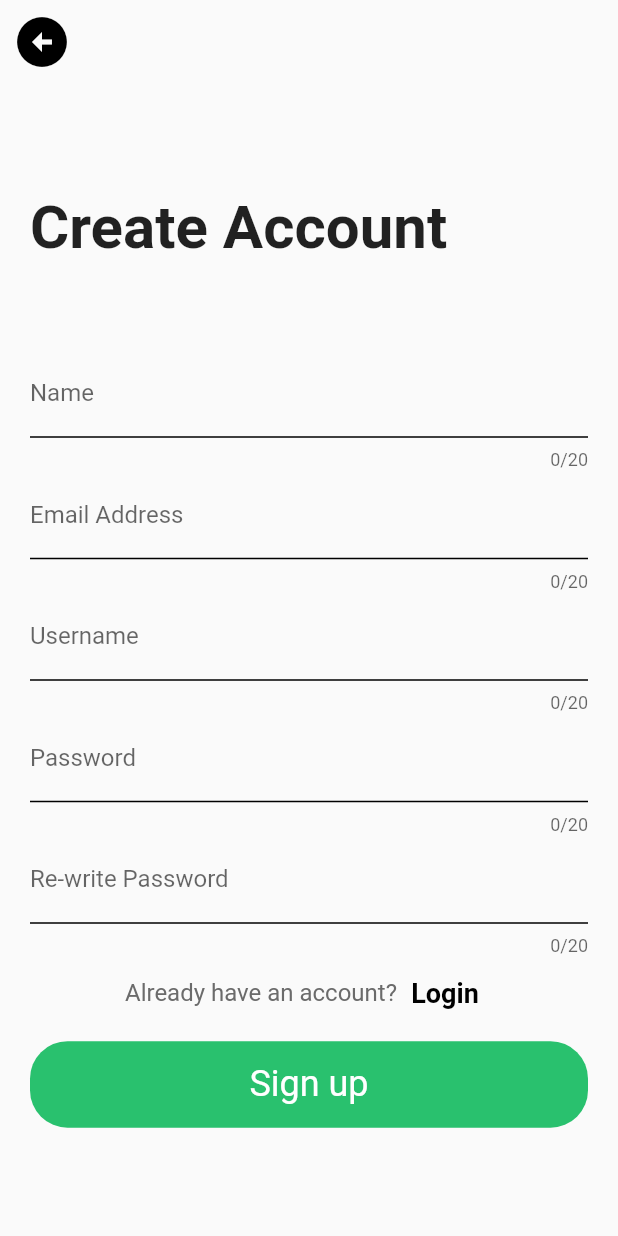
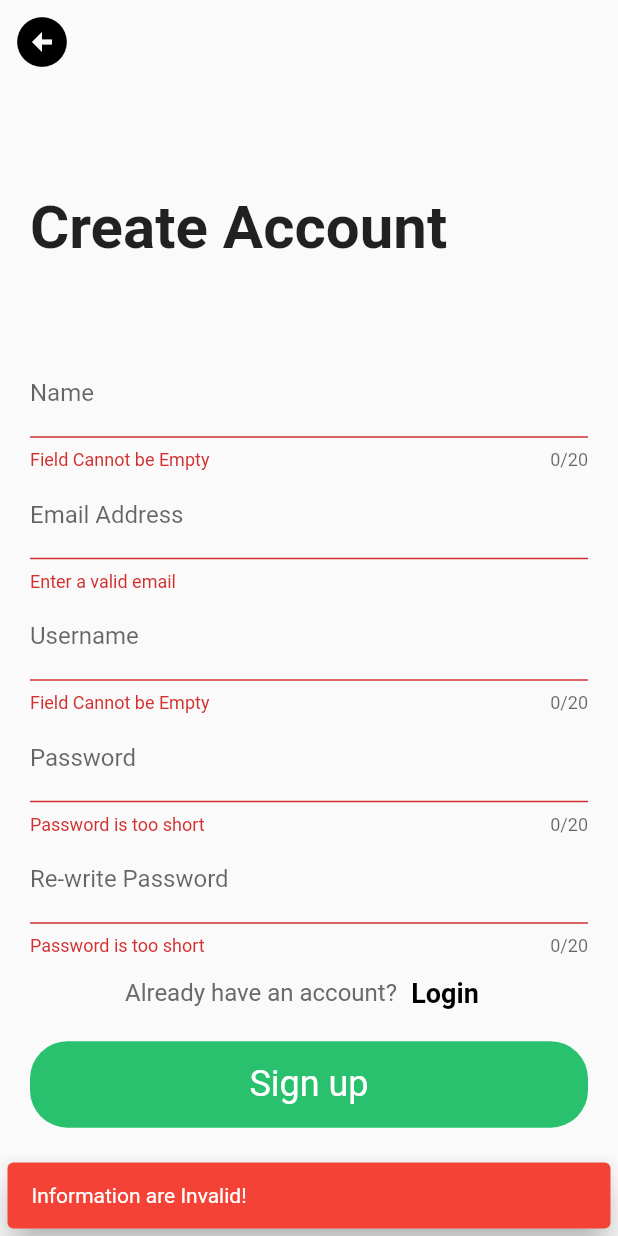
Before and after one commit to bruteForz/client_app, a Flutter app: the SignUpScreenWidget screen opened directly, after a tap on "Sign up", on a phone screen of 412 x 824 dp. Run offline on Flutter 3.47's test engine with Material 2 defaults, Android fonts, the phone set to English and light mode, and no system bars; our stand-ins replace email_validator, firebase_auth, firebase_core; accounts and stored records are empty; network calls fail.

Commit message:
feat(Frontend and Backend): :art: added new features
added firebase auth

```diff
--- /dev/null
+++ b/lib/Constants/snackBarMessages.dart
@@ -0,0 +1,49 @@
+import 'package:flutter/material.dart';
+
+const valFailedSnack = SnackBar(
+  content: Text('Information are Invalid!'),
+  backgroundColor: Colors.red,
+  elevation: 10,
+  behavior: SnackBarBehavior.floating,
+  margin: EdgeInsets.all(5),
+);
+
+const userCreationFailed = SnackBar(
+  content: Text('User Creation Failed!'),
+  backgroundColor: Colors.red,
+  elevation: 10,
+  behavior: SnackBarBehavior.floating,
+  margin: EdgeInsets.all(5),
+);
+
+const userCreationSuccess = SnackBar(
+  content: Text('User Created Successfully'),
+  backgroundColor: Colors.green,
+  elevation: 10,
+  behavior: SnackBarBehavior.floating,
+  margin: EdgeInsets.all(5),
+);
+
+const passwordsMismatch = SnackBar(
+  content: Text('Passwords do not match!'),
+  backgroundColor: Colors.red,
+  elevation: 10,
+  behavior: SnackBarBehavior.floating,
+  margin: EdgeInsets.all(5),
+);
+
+const signInFailed = SnackBar(
+  content: Text('User Sign in Failed!'),
+  backgroundColor: Colors.red,
+  elevation: 10,
+  behavior: SnackBarBehavior.floating,
+  margin: EdgeInsets.all(5),
+);
+
+const signInSuccess = SnackBar(
+  content: Text('User Sign in Success!'),
+  backgroundColor: Colors.green,
+  elevation: 10,
+  behavior: SnackBarBehavior.floating,
+  margin: EdgeInsets.all(5),
+);
--- /dev/null
+++ b/lib/Models/user.model.dart
@@ -0,0 +1,13 @@
+class ClientUser {
+  late String name;
+  late String email;
+  late String userName;
+  late String password;
+
+  ClientUser({
+    name,
+    email,
+    userName,
+    password,
+  });
+}
--- /dev/null
+++ b/lib/Services/auth.service.dart
@@ -0,0 +1,36 @@
+import 'dart:async';
+
+import 'package:client_app/Models/user.model.dart';
+import 'package:firebase_auth/firebase_auth.dart';
+
+class AuthService {
+  final FirebaseAuth _auth = FirebaseAuth.instance;
+
+  ClientUser? _userFromFirebaseUser(User? user) {
+    return user != null ? ClientUser(userName: user.uid) : null;
+  }
+
+  // Register User
+  Future registerUser(ClientUser user) async {
+    try {
+      UserCredential result = await _auth.createUserWithEmailAndPassword(
+          email: user.email, password: user.password);
+      User? firebaseUser = result.user;
+      return _userFromFirebaseUser(firebaseUser);
+    } catch (e) {
+      return null;
+    }
+  }
+
+  // Sign in User
+  Future signInUser(String email, String password) async{
+    try {
+      UserCredential result = await _auth.signInWithEmailAndPassword(email: email, password: password);
+      User? firebaseUser = result.user;
+      print(firebaseUser);
+      return _userFromFirebaseUser(firebaseUser);
+    } catch(e) {
+      return null;
+    }
+  }
+}
--- a/lib/views/signUpScreen.dart
+++ b/lib/views/signUpScreen.dart
@@ -1,11 +1,16 @@
 import 'package:client_app/Constants/fontSizes.dart';
-import 'package:client_app/views/signUpScreen.dart';
+import 'package:client_app/Models/user.model.dart';
 import 'package:flutter/material.dart';
+import 'package:email_validator/email_validator.dart';
 
 import '../Constants/elementColors.dart';
+import '../Services/auth.service.dart';
+import '../Constants/snackBarMessages.dart';
+import 'loginScreen.dart';
 
 class SignUpScreen extends StatelessWidget {
   const SignUpScreen({super.key});
+
 
   @override
   Widget build(BuildContext context) {
@@ -21,24 +26,36 @@ class SignUpScreenWidget extends StatefulWidget {
 }
 
 class _SignUpScreenWidgetState extends State<SignUpScreenWidget> {
+  static final _formKey = GlobalKey<FormState>();
+  final AuthService _auth = AuthService();
+  ClientUser user = ClientUser(
+    name: '',
+    email: '',
+    userName: '',
+    password: '',
+  );
+
   @override
   Widget build(BuildContext context) {
-    bool isPwdVisible = false;
+    // bool isPwdVisible = false;
     var deviceSize = MediaQuery.of(context).size;
+    final nameController = TextEditingController();
+    final emailController = TextEditingController();
     final unameController = TextEditingController();
     final pwdController = TextEditingController();
+    final confPwdController = TextEditingController();
 
-    toggleShowPassword(bool visible) {
-      if (visible) {
-        setState(() {
-          isPwdVisible = false;
-        });
-      } else {
-        setState(() {
-          isPwdVisible = true;
-        });
-      }
-    }
+    // toggleShowPassword(bool visible) {
+    //   if (visible) {
+    //     setState(() {
+    //       isPwdVisible = false;
+    //     });
+    //   } else {
+    //     setState(() {
+    //       isPwdVisible = true;
+    //     });
+    //   }
+    // }
 
     return Scaffold(
       appBar: AppBar(
@@ -59,6 +76,8 @@ class _SignUpScreenWidgetState extends State<SignUpScreenWidget> {
         child: Padding(
           padding: const EdgeInsets.all(20.0),
           child: SingleChildScrollView(
+            child: Form(
+              key: _formKey,
               child: Column(
                 mainAxisAlignment: MainAxisAlignment.center,
                 mainAxisSize: MainAxisSize.max,
@@ -78,7 +97,9 @@ class _SignUpScreenWidgetState extends State<SignUpScreenWidget> {
                   ),
                   SizedBox(height: deviceSize.height * 0.07),
                   TextFormField(
-                  controller: unameController,
+                    controller: nameController,
+                    validator: (val) =>
+                        val!.isEmpty ? 'Field Cannot be Empty' : null,
                     maxLength: 20,
                     decoration: const InputDecoration(
                       labelText: 'Name',
@@ -88,14 +109,9 @@ class _SignUpScreenWidgetState extends State<SignUpScreenWidget> {
                     ),
                   ),
                   TextFormField(
-                  controller: pwdController,
-                  obscureText: true,
-                  maxLength: 20,
-                  validator: (String? value) {
-                    return (value != null && value.contains('@'))
-                        ? 'Do not use the @ char.'
-                        : null;
-                  },
+                    controller: emailController,
+                    validator: (val) =>
+                        EmailValidator.validate(val!) ? null : 'Enter a valid email',
                     decoration: const InputDecoration(
                       labelText: 'Email Address',
                       enabledBorder: UnderlineInputBorder(
@@ -105,6 +121,8 @@ class _SignUpScreenWidgetState extends State<SignUpScreenWidget> {
                   ),
                   TextFormField(
                     controller: unameController,
+                    validator: (val) =>
+                        val!.isEmpty ? 'Field Cannot be Empty' : null,
                     maxLength: 20,
                     decoration: const InputDecoration(
                       labelText: 'Username',
@@ -114,7 +132,10 @@ class _SignUpScreenWidgetState extends State<SignUpScreenWidget> {
                     ),
                   ),
                   TextFormField(
-                  controller: unameController,
+                    controller: pwdController,
+                    obscureText: true,
+                    validator: (val) =>
+                        val!.length < 8 ? 'Password is too short' : null,
                     maxLength: 20,
                     decoration: const InputDecoration(
                       labelText: 'Password',
@@ -124,7 +145,9 @@ class _SignUpScreenWidgetState extends State<SignUpScreenWidget> {
                     ),
                   ),
                   TextFormField(
-                  controller: unameController,
+                    obscureText: true,
+                    controller: confPwdController,
+                    validator: (val) => val!.length < 8 ? 'Password is too short' : null,
                     maxLength: 20,
                     decoration: const InputDecoration(
                       labelText: 'Re-write Password',
@@ -150,7 +173,7 @@ class _SignUpScreenWidgetState extends State<SignUpScreenWidget> {
                             Navigator.push(
                                 context,
                                 MaterialPageRoute(
-                                  builder: (context) => SignUpScreen()));
+                                    builder: (context) => LoginScreen()));
                           },
                           child: const Text(
                             'Login',
@@ -164,8 +187,33 @@ class _SignUpScreenWidgetState extends State<SignUpScreenWidget> {
                       ]),
                   SizedBox(height: deviceSize.height * 0.01),
                   GestureDetector(
-                  onTap: () {
-                    print('${unameController.text} and ${pwdController.text}');
+                    onTap: () async {
+                      if(pwdController.text == confPwdController.text) {
+                        if (_formKey.currentState!.validate()) {
+                          setState(() {
+                            user.name = nameController.text;
+                            user.email = emailController.text;
+                            user.userName = unameController.text;
+                            user.password = pwdController.text;
+                          });
+
+                          dynamic result = await _auth.registerUser(user);
+                          if (result == null) {
+                            ScaffoldMessenger.of(context)
+                                .showSnackBar(userCreationFailed);
+                          } else {
+                            ScaffoldMessenger.of(context)
+                                .showSnackBar(userCreationSuccess);
+                          }
+                        } else {
+                          ScaffoldMessenger.of(context)
+                              .showSnackBar(valFailedSnack);
+                        }
+                      } else {
+                        ScaffoldMessenger.of(context)
+                            .showSnackBar(passwordsMismatch);
+                      }
+
                     },
                     child: Container(
                       width: double.infinity,
@@ -190,6 +238,7 @@ class _SignUpScreenWidgetState extends State<SignUpScreenWidget> {
             ),
           ),
         ),
+      ),
     );
   }
 }
--- a/pubspec.yaml
+++ b/pubspec.yaml
@@ -35,6 +35,10 @@ dependencies:
   # The following adds the Cupertino Icons font to your application.
   # Use with the CupertinoIcons class for iOS style icons.
   cupertino_icons: ^1.0.2
+  firebase_auth: ^4.7.3
+  firebase_core: ^2.15.1
+  provider: ^6.0.5
+  email_validator: ^2.0.1
 
 dev_dependencies:
   flutter_test:
```
Also changed, not shown: lib/main.dart (+4 -4 lines), lib/views/helloHomeScreen.dart (added, +10 -0 lines), lib/views/loginScreen.dart (+31 -8 lines), 4 other files. Lines whose indentation alone changed are shown as unchanged.
